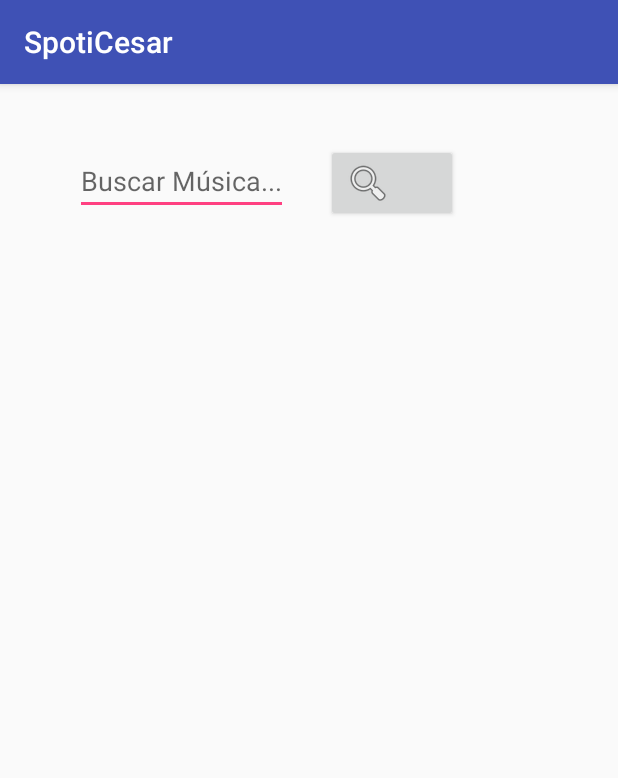
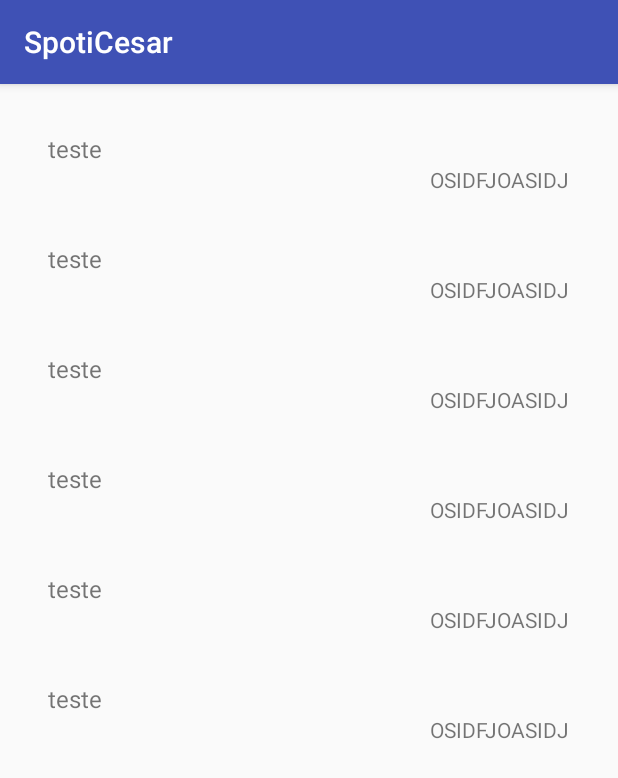
Before and after one commit to CesarT3333/android-uniftec-spoticesar, an Android app: the AgendaTelefonicaActivity screen opened directly, with no data from a screen before it, on a phone screen of 412 x 824 dp. Shown: the top 778 px of the screen. Run offline under Robolectric (Android 15) with nearby library versions, the phone set to English and light mode, and no system bars.

Commit message:
exemplo recycler view

```diff
--- a/app/src/main/java/spoticesar/uniftec/com/br/spoticesar/activity/AgendaTelefonicaActivity.java
+++ b/app/src/main/java/spoticesar/uniftec/com/br/spoticesar/activity/AgendaTelefonicaActivity.java
@@ -2,14 +2,51 @@ package spoticesar.uniftec.com.br.spoticesar.activity;
 
 import android.support.v7.app.AppCompatActivity;
 import android.os.Bundle;
+import android.support.v7.widget.LinearLayoutManager;
+import android.support.v7.widget.RecyclerView;
+
+import java.util.Arrays;
+import java.util.List;
 
 import spoticesar.uniftec.com.br.spoticesar.R;
+import spoticesar.uniftec.com.br.spoticesar.adapter.ListaTelefoneAdapter;
+import spoticesar.uniftec.com.br.spoticesar.models.Telefone;
 
 public class AgendaTelefonicaActivity extends AppCompatActivity {
+
+    private List<Telefone> telefones;
+    private RecyclerView listaTelefonesRecyclerView;
+    private ListaTelefoneAdapter listaTelefonesAdapter;
 
     @Override
     protected void onCreate(Bundle savedInstanceState) {
         super.onCreate(savedInstanceState);
         setContentView(R.layout.activity_agenda_telefonica);
+
+        this.listaTelefonesRecyclerView =
+                findViewById(R.id.lista_tarefas_recycler_view);
+
+        this.telefones = this.retornaMockTelefones();
+
+        LinearLayoutManager layoutManager = new LinearLayoutManager(this);
+        listaTelefonesRecyclerView.setLayoutManager(layoutManager);
+
+        this.listaTelefonesAdapter = new ListaTelefoneAdapter(this.telefones);
+
+        this.listaTelefonesRecyclerView.setAdapter(this.listaTelefonesAdapter);
+
     }
+
+    private List<Telefone> retornaMockTelefones() {
+        return Arrays.asList(
+                new Telefone("nome_1", "telefone_1", "endereco_1"),
+                new Telefone("nome_2", "telefone_2", "endereco_2"),
+                new Telefone("nome_3", "telefone_3", "endereco_3"),
+                new Telefone("nome_4", "telefone_4", "endereco_4"),
+                new Telefone("nome_5", "telefone_5", "endereco_5"),
+                new Telefone("nome_6", "telefone_6", "endereco_6")
+        );
+
+    }
+
 }
--- a/app/src/main/java/spoticesar/uniftec/com/br/spoticesar/activity/DetalheArtistaActivity.java
+++ b/app/src/main/java/spoticesar/uniftec/com/br/spoticesar/activity/DetalheArtistaActivity.java
@@ -16,7 +16,8 @@ import spoticesar.uniftec.com.br.spoticesar.models.Album;
 import spoticesar.uniftec.com.br.spoticesar.models.Artista;
 import spoticesar.uniftec.com.br.spoticesar.models.Musica;
 
-public class DetalheArtistaActivity extends AppCompatActivity {
+public class DetalheArtistaActivity
+        extends AppCompatActivity {
 
     // ==========================
 
--- a/app/src/main/java/spoticesar/uniftec/com/br/spoticesar/adapter/ListaTelefoneAdapter.java
+++ b/app/src/main/java/spoticesar/uniftec/com/br/spoticesar/adapter/ListaTelefoneAdapter.java
@@ -17,7 +17,12 @@ import spoticesar.uniftec.com.br.spoticesar.models.Telefone;
 public class ListaTelefoneAdapter
         extends RecyclerView.Adapter<ListaTelefoneAdapter.ItemViewHolder> {
 
-    private List<Telefone> telefones = new ArrayList<>();
+    private List<Telefone> telefones =
+            new ArrayList<>();
+
+    public ListaTelefoneAdapter(List<Telefone> telefones) {
+        this.telefones = telefones;
+    }
 
     @NonNull
     @Override
--- a/app/src/main/java/spoticesar/uniftec/com/br/spoticesar/models/Telefone.java
+++ b/app/src/main/java/spoticesar/uniftec/com/br/spoticesar/models/Telefone.java
@@ -5,6 +5,12 @@ public class Telefone {
     private String nome;
     private String telefone;
     private String endereco;
+
+    public Telefone(String nome, String telefone, String endereco) {
+        this.nome = nome;
+        this.telefone = telefone;
+        this.endereco = endereco;
+    }
 
     public String getNome() {
         return nome;
--- a/app/src/main/res/layout/activity_agenda_telefonica.xml
+++ b/app/src/main/res/layout/activity_agenda_telefonica.xml
@@ -1,46 +1,15 @@
 <?xml version="1.0" encoding="utf-8"?>
-<LinearLayout xmlns:android="http://schemas.android.com/apk/res/android"
-    xmlns:app="http://schemas.android.com/apk/res-auto"
+<RelativeLayout xmlns:android="http://schemas.android.com/apk/res/android"
     xmlns:tools="http://schemas.android.com/tools"
     android:layout_width="match_parent"
     android:layout_height="match_parent"
-    android:orientation="vertical"
+    android:padding="16dp"
     tools:context=".activity.AgendaTelefonicaActivity">
 
-    <LinearLayout
+    <android.support.v7.widget.RecyclerView
+        android:id="@+id/lista_tarefas_recycler_view"
         android:layout_width="match_parent"
-        android:layout_height="wrap_content"
-        android:layout_marginTop="40dp"
-        android:orientation="horizontal">
-
-        <EditText
-            android:id="@+id/edit_buscar_musica"
-            android:layout_width="wrap_content"
-            android:layout_height="wrap_content"
-            android:layout_centerHorizontal="true"
-            android:layout_marginLeft="50dp"
-            android:layout_marginRight="25dp"
-            android:hint="Buscar Música..." />
-
-        <Button
-            android:layout_width="wrap_content"
-            android:layout_height="wrap_content"
-            android:drawableLeft="@android:drawable/ic_menu_search" />
-
-    </LinearLayout>
-
-    <!--<ListView-->
-        <!--android:id="@+id/musica_list_view"-->
-        <!--android:layout_width="match_parent"-->
-        <!--android:layout_height="wrap_content"-->
-        <!--android:layout_marginTop="20dp"-->
-        <!--android:orientation="vertical">-->
-
-    <android.support.v7.widget.RecyclerView
-        android:id="@+id/rvw_telefones"
-        android:layout_marginTop="20dp"
-        android:layout_width="match_parent"
-        android:layout_height="wrap_content"
+        android:layout_height="match_parent"
         tools:listitem="@layout/item_lista_telefonica" />
 
-</LinearLayout>
+</RelativeLayout>
--- a/app/src/main/res/layout/activity_buscar_album.xml
+++ b/app/src/main/res/layout/activity_buscar_album.xml
@@ -1,10 +1,9 @@
 <?xml version="1.0" encoding="utf-8"?>
-<LinearLayout xmlns:android="http://schemas.android.com/apk/res/android"
-    xmlns:app="http://schemas.android.com/apk/res-auto"
+<RelativeLayout xmlns:android="http://schemas.android.com/apk/res/android"
     xmlns:tools="http://schemas.android.com/tools"
     android:layout_width="match_parent"
-    android:orientation="vertical"
-    android:layout_height="match_parent"
+    android:layout_height="wrap_content"
+    android:padding="16dp"
     tools:context=".activity.BuscarAlbumActivity">
 
     <LinearLayout
@@ -33,12 +32,11 @@
     </LinearLayout>
 
     <ListView
-        android:layout_marginTop="20dp"
         android:id="@+id/album_list_view"
         android:layout_width="match_parent"
         android:layout_height="wrap_content"
+        android:layout_marginTop="20dp"
         android:orientation="vertical">
 
     </ListView>
-
-</LinearLayout>
+</RelativeLayout>
```
